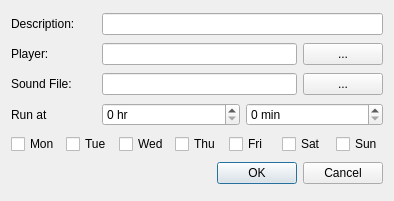
Qt form src/alarmdialog.ui (loimu/zeit) before a commit.
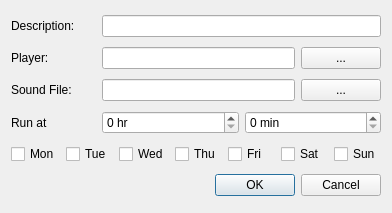
The same form after that commit.

The edit to the form file:
```diff
--- a/src/alarmdialog.ui
+++ b/src/alarmdialog.ui
@@ -1,13 +1,13 @@
 <?xml version="1.0" encoding="UTF-8"?>
 <ui version="4.0">
  <class>AlarmDialog</class>
- <widget class="QDialog" name="AlarmDialog">
+ <widget class="QWidget" name="AlarmDialog">
   <property name="geometry">
    <rect>
     <x>0</x>
     <y>0</y>
-    <width>394</width>
-    <height>201</height>
+    <width>392</width>
+    <height>213</height>
    </rect>
   </property>
   <property name="windowTitle">
```
Left out of the diff: 35 changed lines with no effect on the pictures.
